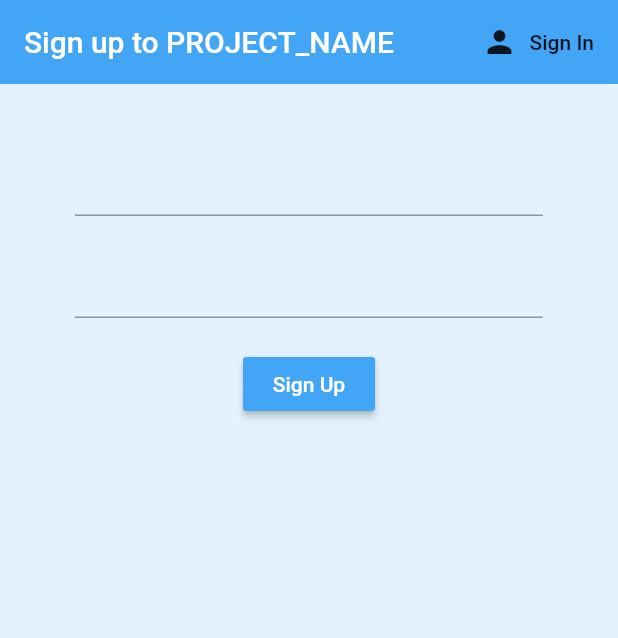
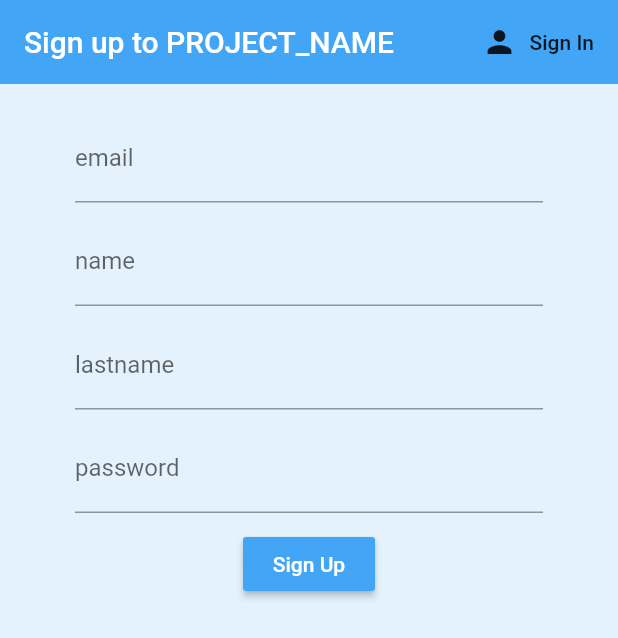
Before and after one commit to berkeka/order_tracking, a Flutter app: the screen it shows after launch, after a tap on "Sign Up", on a phone screen of 412 x 824 dp. Shown: the top 638 px of the screen. Run offline on Flutter 3.47's test engine with Material 2 defaults, Android fonts, the phone set to English and light mode, and no system bars; our stand-ins replace cloud_firestore, firebase_auth; accounts and stored records are empty.

Commit message:
Add name and lastname to userdata
Users are now initialized with name and lastname

```diff
--- a/lib/models/user.dart
+++ b/lib/models/user.dart
@@ -6,7 +6,8 @@ class User {
 
 class UserData {
   final String uid;
-  final String name;
+  String name;
+  String lastName;
 
-  UserData({this.uid, this.name});
+  UserData({this.uid, this.name, this.lastName});
 }
--- a/lib/screens/authenticate/sign_in.dart
+++ b/lib/screens/authenticate/sign_in.dart
@@ -36,19 +36,20 @@ class _SignInState extends State<SignIn> {
         ],
       ),
       body: Container(
-        padding: EdgeInsets.symmetric(vertical: 20.0, horizontal: 50.0),
+        padding: EdgeInsets.symmetric(vertical: 10.0, horizontal: 50.0),
         child: Form(
           key: _formKey,
           child: Column(
             children: <Widget>[
-              SizedBox(height: 20.0),
+              SizedBox(height: 10.0),
               TextFormField(
                 validator: (val) => val.isEmpty ? 'Enter an email' : null,
                 onChanged: (val) {
                   setState(() => email = val);
                 },
+                decoration: InputDecoration(labelText: 'email'),
               ),
-              SizedBox(height: 20.0),
+              SizedBox(height: 10.0),
               TextFormField(
                 obscureText: true,
                 validator: (val) =>
@@ -56,8 +57,9 @@ class _SignInState extends State<SignIn> {
                 onChanged: (val) {
                   setState(() => password = val);
                 },
+                decoration: InputDecoration(labelText: 'password'),
               ),
-              SizedBox(height: 20.0),
+              SizedBox(height: 10.0),
               RaisedButton(
                   color: backgroundColor[400],
                   child: Text(
--- a/lib/screens/authenticate/sign_up.dart
+++ b/lib/screens/authenticate/sign_up.dart
@@ -1,3 +1,4 @@
+import 'package:order_tracking/models/user.dart';
 import 'package:order_tracking/services/auth.dart';
 import 'package:flutter/material.dart';
 import 'package:order_tracking/services/database.dart';
@@ -18,6 +19,8 @@ class _SignUpState extends State<SignUp> {
 
   // text field state
   String email = '';
+  String name = '';
+  String lastName = '';
   String password = '';
 
   @override
@@ -37,19 +40,36 @@ class _SignUpState extends State<SignUp> {
         ],
       ),
       body: Container(
-        padding: EdgeInsets.symmetric(vertical: 20.0, horizontal: 50.0),
+        padding: EdgeInsets.symmetric(vertical: 10.0, horizontal: 50.0),
         child: Form(
           key: _formKey,
           child: Column(
             children: <Widget>[
-              SizedBox(height: 20.0),
+              SizedBox(height: 10.0),
               TextFormField(
                 validator: (val) => val.isEmpty ? 'Enter an email' : null,
                 onChanged: (val) {
                   setState(() => email = val);
                 },
+                decoration: InputDecoration(labelText: 'email'),
               ),
-              SizedBox(height: 20.0),
+              SizedBox(height: 10.0),
+              TextFormField(
+                validator: (val) => val.isEmpty ? 'Enter your name' : null,
+                onChanged: (val) {
+                  setState(() => name = val);
+                },
+                decoration: InputDecoration(labelText: 'name'),
+              ),
+              SizedBox(height: 10.0),
+              TextFormField(
+                validator: (val) => val.isEmpty ? 'Enter your lastname' : null,
+                onChanged: (val) {
+                  setState(() => lastName = val);
+                },
+                decoration: InputDecoration(labelText: 'lastname'),
+              ),
+              SizedBox(height: 10.0),
               TextFormField(
                 obscureText: true,
                 validator: (val) =>
@@ -57,8 +77,9 @@ class _SignUpState extends State<SignUp> {
                 onChanged: (val) {
                   setState(() => password = val);
                 },
+                decoration: InputDecoration(labelText: 'password'),
               ),
-              SizedBox(height: 20.0),
+              SizedBox(height: 10.0),
               RaisedButton(
                   color: backgroundColor[400],
                   child: Text(
@@ -75,7 +96,9 @@ class _SignUpState extends State<SignUp> {
                         });
                       } else {
                         DatabaseService ds = DatabaseService();
-                        ds.updateUserData(result);
+                        UserData userData = UserData(
+                            uid: result.uid, name: name, lastName: lastName);
+                        ds.updateUserData(userData);
                       }
                     }
                   }),
--- a/lib/services/database.dart
+++ b/lib/services/database.dart
@@ -9,10 +9,10 @@ class DatabaseService {
   final CollectionReference userCollection =
       Firestore.instance.collection('Users');
 
-  Future<void> updateUserData(User user) async {
-    return await userCollection.document(user.uid).setData({
-      'name': '',
-      'lastname': '',
+  Future<void> updateUserData(UserData userData) async {
+    return await userCollection.document(uid).setData({
+      'name': userData.name,
+      'lastname': userData.lastName,
       'role': 'customer',
     });
   }
```
